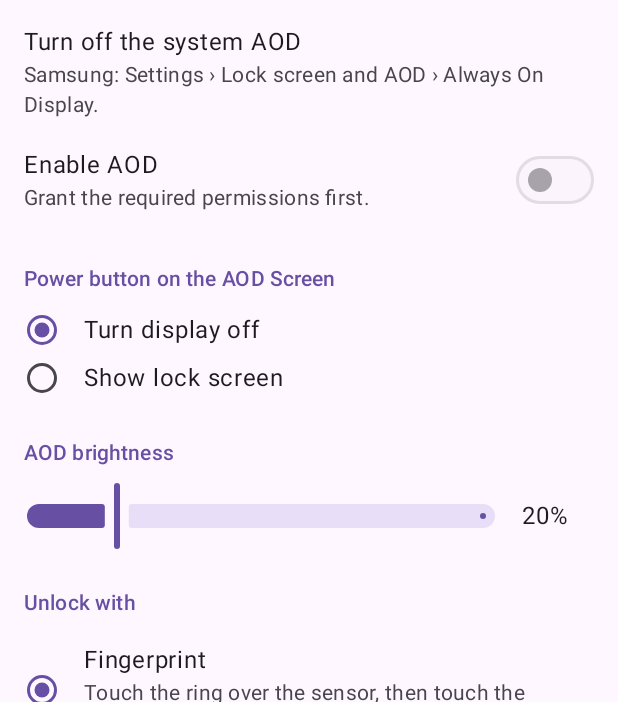
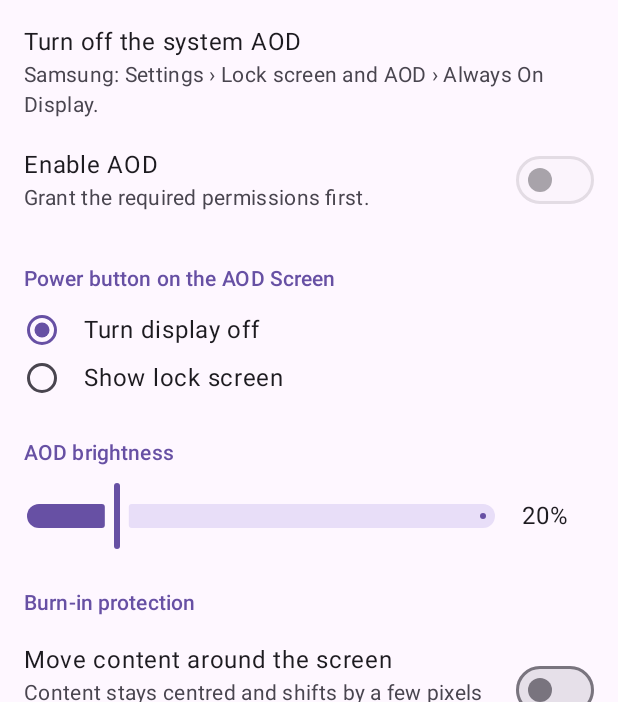
Before and after one commit to emiliocervantez/aodkit, an Android app built with Jetpack Compose: the screen it shows after launch (SettingsActivity), after a tap on "Turn display off", on a phone screen of 412 x 824 dp, the part 534-1236 px from its top. Run offline under Robolectric (Android 15) with nearby library versions, the phone set to English and light mode, and no system bars.

Commit message:
Add random content movement and hidden-content override settings
- Let users spread AOD content across the screen for burn-in protection.
- Allow showing lock-screen-hidden notification text while keeping secret notifications hidden.
- Keep Back on the AOD screen and add a notification title-only research TODO.

```diff
--- a/app/src/main/java/app/aodkit/AodActivity.kt
+++ b/app/src/main/java/app/aodkit/AodActivity.kt
@@ -16,6 +16,7 @@ import android.os.Bundle
 import android.os.PowerManager
 import android.view.WindowManager
 import androidx.activity.ComponentActivity
+import androidx.activity.addCallback
 import androidx.activity.compose.setContent
 import androidx.compose.material3.LocalContentColor
 import androidx.compose.material3.MaterialTheme
@@ -83,6 +84,9 @@ class AodActivity : ComponentActivity() {
             this, unlockReceiver, IntentFilter(Intent.ACTION_USER_PRESENT), ContextCompat.RECEIVER_NOT_EXPORTED,
         )
         startProximity()
+        // Back must not drop to the Lock Screen. Registered first, so the Notification Modal's and the
+        // Shortcut fan's own Back handlers (added later) still take precedence while they are open.
+        onBackPressedDispatcher.addCallback(this) {}
 
         setContent {
             val apps by NotificationRepository.apps.collectAsState()
@@ -94,6 +98,7 @@ class AodActivity : ComponentActivity() {
                         apps = apps,
                         shortcuts = prefs.shortcuts,
                         shortcutLayout = prefs.shortcutLayout,
+                        moveContent = prefs.moveContent,
                         closeButtonDismisses = prefs.modalCloseAction == ModalCloseAction.DISMISS_ALL,
                         modalAutoCloseMs = (prefs.modalAutoCloseSeconds * 1_000L).takeIf { prefs.modalAutoClose },
                         // Samsung switches the sensor off while we cover the Lock Screen; step aside
@@ -107,7 +112,6 @@ class AodActivity : ComponentActivity() {
                             // Brings up Samsung's PIN/pattern screen; on cancel the AOD Screen stays.
                             UnlockMethod.SWIPE_PIN -> ({ unlockThen {} })
                         },
-                        onExit = ::finish,
                         onDismiss = AodNotificationListener::dismiss,
                         onOpen = { n -> n.contentIntent?.let { unlockThen { sendContentIntent(it) } } },
                         onLaunchShortcut = { pkg -> unlockThen { launchApp(pkg) } },
--- a/app/src/main/java/app/aodkit/SettingsStore.kt
+++ b/app/src/main/java/app/aodkit/SettingsStore.kt
@@ -45,6 +45,8 @@ data class AodSettings(
     val shortcuts: List<String> = emptyList(),
     val shortcutLayout: ShortcutLayout = ShortcutLayout.VERTICAL,
     val hiddenApps: Set<String> = emptySet(),
+    /** Ignore "hide content" lock-screen settings on the AOD Screen (SECRET stays hidden). */
+    val showHiddenContent: Boolean = false,
     val modalCloseAction: ModalCloseAction = ModalCloseAction.CLOSE,
     /** Close the Notification Modal after [modalAutoCloseSeconds] without a touch; off keeps it open. */
     val modalAutoClose: Boolean = true,
@@ -52,6 +54,8 @@ data class AodSettings(
     val powerButton: PowerButtonAction = PowerButtonAction.DISPLAY_OFF,
     /** Window brightness of the AOD Screen, 0..1. */
     val brightness: Float = DEFAULT_BRIGHTNESS,
+    /** Burn-in protection: jump the content block to a random spot every minute instead of a small shift. */
+    val moveContent: Boolean = false,
     val unlockMethod: UnlockMethod = UnlockMethod.FINGERPRINT,
     /** Vertical centre of the in-display fingerprint sensor, as a fraction of the screen height. */
     val sensorY: Float = DEFAULT_SENSOR_Y,
@@ -82,6 +86,7 @@ class SettingsStore(context: Context) {
                 ?.let { name -> ShortcutLayout.entries.firstOrNull { it.name == name } }
                 ?: ShortcutLayout.VERTICAL,
             hiddenApps = p[HIDDEN_APPS].orEmpty(),
+            showHiddenContent = p[SHOW_HIDDEN_CONTENT] ?: false,
             modalCloseAction = p[MODAL_CLOSE_ACTION]
                 ?.let { name -> ModalCloseAction.entries.firstOrNull { it.name == name } }
                 ?: ModalCloseAction.CLOSE,
@@ -91,6 +96,7 @@ class SettingsStore(context: Context) {
                 ?.let { name -> PowerButtonAction.entries.firstOrNull { it.name == name } }
                 ?: PowerButtonAction.DISPLAY_OFF,
             brightness = p[BRIGHTNESS] ?: DEFAULT_BRIGHTNESS,
+            moveContent = p[MOVE_CONTENT] ?: false,
             unlockMethod = p[UNLOCK_METHOD]
                 ?.let { name -> UnlockMethod.entries.firstOrNull { it.name == name } }
                 ?: UnlockMethod.FINGERPRINT,
@@ -115,6 +121,10 @@ class SettingsStore(context: Context) {
         store.edit { it[HIDDEN_APPS] = packages }
     }
 
+    suspend fun setShowHiddenContent(show: Boolean) {
+        store.edit { it[SHOW_HIDDEN_CONTENT] = show }
+    }
+
     suspend fun setModalCloseAction(action: ModalCloseAction) {
         store.edit { it[MODAL_CLOSE_ACTION] = action.name }
     }
@@ -135,6 +145,10 @@ class SettingsStore(context: Context) {
         store.edit { it[BRIGHTNESS] = brightness.coerceIn(MIN_BRIGHTNESS, 1f) }
     }
 
+    suspend fun setMoveContent(enabled: Boolean) {
+        store.edit { it[MOVE_CONTENT] = enabled }
+    }
+
     suspend fun setUnlockMethod(method: UnlockMethod) {
         store.edit { it[UNLOCK_METHOD] = method.name }
     }
@@ -152,11 +166,13 @@ class SettingsStore(context: Context) {
         val SHORTCUTS = stringPreferencesKey("shortcuts")
         val SHORTCUT_LAYOUT = stringPreferencesKey("shortcut_layout")
         val HIDDEN_APPS = stringSetPreferencesKey("hidden_apps")
+        val SHOW_HIDDEN_CONTENT = booleanPreferencesKey("show_hidden_content")
         val MODAL_CLOSE_ACTION = stringPreferencesKey("modal_close_action")
         val MODAL_AUTO_CLOSE = booleanPreferencesKey("modal_auto_close")
         val MODAL_AUTO_CLOSE_SECONDS = intPreferencesKey("modal_auto_close_seconds")
         val POWER_BUTTON = stringPreferencesKey("power_button")
         val BRIGHTNESS = floatPreferencesKey("brightness")
+        val MOVE_CONTENT = booleanPreferencesKey("move_content")
         val UNLOCK_METHOD = stringPreferencesKey("unlock_method")
         val SENSOR_Y = floatPreferencesKey("sensor_y")
         val SHOW_SENSOR_RING = booleanPreferencesKey("show_sensor_ring")
--- a/app/src/main/java/app/aodkit/ui/SettingsScreen.kt
+++ b/app/src/main/java/app/aodkit/ui/SettingsScreen.kt
@@ -151,6 +151,24 @@ fun SettingsScreen(store: SettingsStore, resumeCount: Int) {
                 PercentSlider(settings.brightness, MIN_BRIGHTNESS..1f) { scope.launch { store.setBrightness(it) } }
             }
 
+            item { SectionHeader("Burn-in protection") }
+            item {
+                SettingRow(
+                    "Move content around the screen",
+                    if (settings.moveContent) {
+                        "Every minute the clock, date, battery and icons jump to a random spot. The shortcut button and fingerprint circle stay put."
+                    } else {
+                        "Content stays centred and shifts by a few pixels each minute."
+                    },
+                    trailing = {
+                        Switch(
+                            checked = settings.moveContent,
+                            onCheckedChange = { scope.launch { store.setMoveContent(it) } },
+                        )
+                    },
+                )
+            }
+
             item { SectionHeader("Unlock with") }
             items(UnlockMethod.entries) { method ->
                 Row(
@@ -282,6 +300,19 @@ fun SettingsScreen(store: SettingsStore, resumeCount: Int) {
                 SettingRow("Hidden apps", "${settings.hiddenApps.size} apps never get a notification icon.") {
                     picker = Picker.HIDDEN_APPS
                 }
+            }
+            item {
+                SettingRow(
+                    "Show hidden content on the AOD Screen",
+                    "Shows message text that your phone's lock-screen settings hide (e.g. Telegram). " +
+                        "The Samsung lock screen stays private; secret notifications stay hidden.",
+                    trailing = {
+                        Switch(
+                            checked = settings.showHiddenContent,
+                            onCheckedChange = { scope.launch { store.setShowHiddenContent(it) } },
+                        )
+                    },
+                )
             }
 
             item {
```
Also changed, not shown: app/src/main/java/app/aodkit/AodNotificationListener.kt (+6 -5 lines), app/src/main/java/app/aodkit/NotificationRepository.kt (+14 -7 lines), app/src/main/java/app/aodkit/ui/AodScreen.kt (+40 -9 lines), 2 other files.
